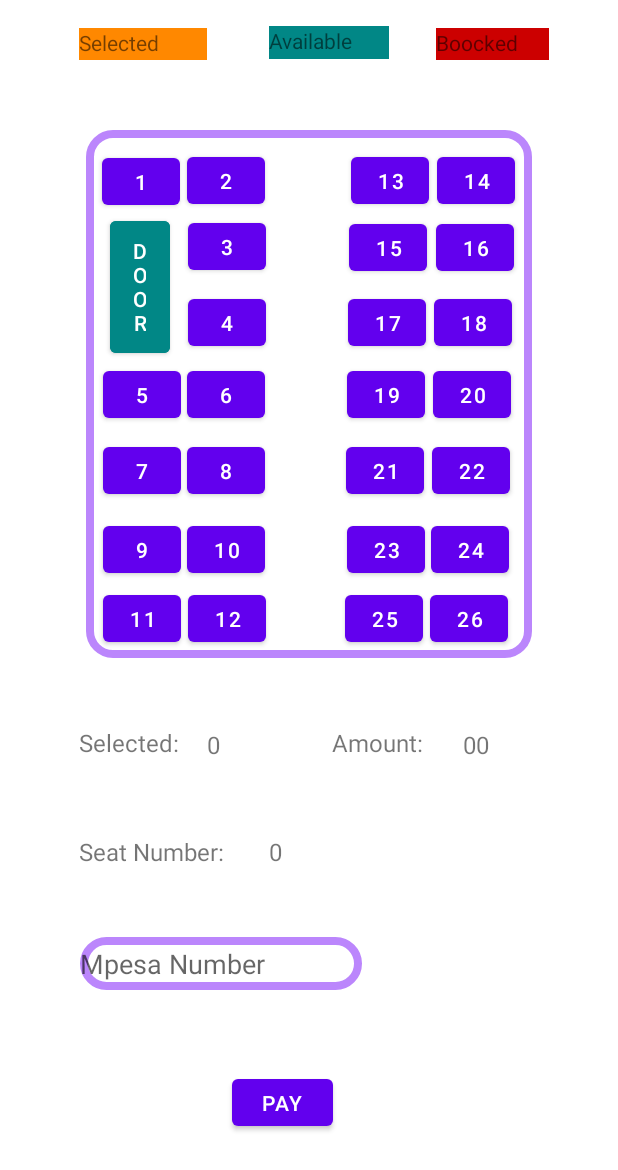
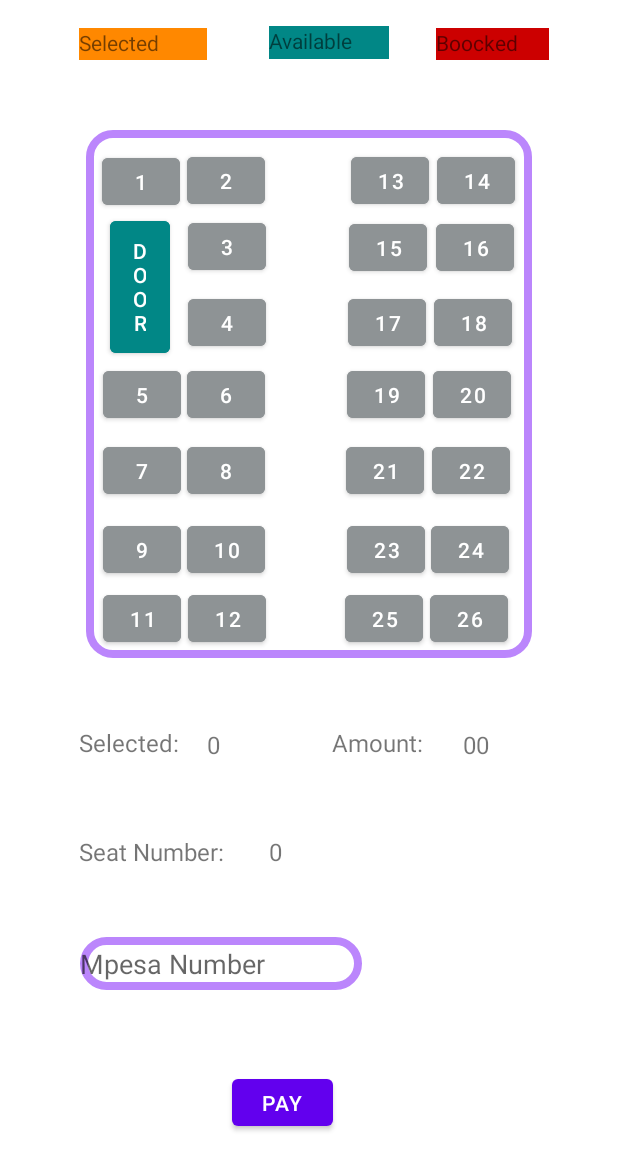
Before and after one commit to salimuhamisi/Trip-Booking-Application-Java, an Android app: the SeatActivity1 screen opened directly, with no data from a screen before it, on a phone screen of 412 x 824 dp. Shown: the top 1170 px of the screen. Run offline under Robolectric (Android 15) with nearby library versions, the phone set to English and light mode, and no system bars.

Commit message:
background

```diff
--- a/app/src/main/res/layout/activity_seat1.xml
+++ b/app/src/main/res/layout/activity_seat1.xml
@@ -13,7 +13,8 @@
 
     <androidx.constraintlayout.widget.ConstraintLayout
         android:layout_width="match_parent"
-        android:layout_height="match_parent">
+        android:layout_height="match_parent"
+        android:backgroundTint="#6C6969">
 
 
         <TextView
@@ -70,6 +71,7 @@
                 android:id="@+id/s4"
                 android:layout_width="52dp"
                 android:layout_height="43dp"
+                android:backgroundTint="#8E9395"
                 android:onClick="onChairClick"
                 android:text="4"
                 app:layout_constraintBottom_toBottomOf="parent"
@@ -77,7 +79,7 @@
                 app:layout_constraintHorizontal_bias="0.277"
                 app:layout_constraintStart_toStartOf="parent"
                 app:layout_constraintTop_toTopOf="parent"
-                app:layout_constraintVertical_bias="0.346"/>
+                app:layout_constraintVertical_bias="0.346" />
 
             <Button
                 android:id="@+id/door"
@@ -97,6 +99,7 @@
                 android:id="@+id/s5"
                 android:layout_width="52dp"
                 android:layout_height="43dp"
+                android:backgroundTint="#8E9395"
                 android:onClick="onChairClick"
                 android:text="5"
                 app:layout_constraintBottom_toBottomOf="parent"
@@ -110,6 +113,7 @@
                 android:id="@+id/s7"
                 android:layout_width="52dp"
                 android:layout_height="43dp"
+                android:backgroundTint="#8E9395"
                 android:onClick="onChairClick"
                 android:text="7"
                 app:layout_constraintBottom_toBottomOf="parent"
@@ -123,6 +127,7 @@
                 android:id="@+id/s9"
                 android:layout_width="52dp"
                 android:layout_height="43dp"
+                android:backgroundTint="#8E9395"
                 android:onClick="onChairClick"
                 android:text="9"
                 app:layout_constraintBottom_toBottomOf="parent"
@@ -136,6 +141,7 @@
                 android:id="@+id/s11"
                 android:layout_width="52dp"
                 android:layout_height="43dp"
+                android:backgroundTint="#8E9395"
                 android:onClick="onChairClick"
                 android:text="11"
                 app:layout_constraintBottom_toBottomOf="parent"
@@ -149,6 +155,7 @@
                 android:id="@+id/s2"
                 android:layout_width="52dp"
                 android:layout_height="43dp"
+                android:backgroundTint="#8E9395"
                 android:onClick="onChairClick"
                 android:text="2"
                 app:layout_constraintBottom_toBottomOf="parent"
@@ -162,6 +169,7 @@
                 android:id="@+id/s3"
                 android:layout_width="52dp"
                 android:layout_height="43dp"
+                android:backgroundTint="#8E9395"
                 android:onClick="onChairClick"
                 android:text="3"
                 app:layout_constraintBottom_toBottomOf="parent"
@@ -175,6 +183,7 @@
                 android:id="@+id/s1"
                 android:layout_width="52dp"
                 android:layout_height="43dp"
+                android:backgroundTint="#8E9395"
                 android:onClick="onChairClick"
                 android:text="1"
                 app:layout_constraintBottom_toBottomOf="parent"
@@ -188,6 +197,7 @@
                 android:id="@+id/s6"
                 android:layout_width="52dp"
                 android:layout_height="43dp"
+                android:backgroundTint="#8E9395"
                 android:onClick="onChairClick"
                 android:text="6"
                 app:layout_constraintBottom_toBottomOf="parent"
@@ -201,6 +211,7 @@
                 android:id="@+id/s8"
                 android:layout_width="52dp"
                 android:layout_height="43dp"
+                android:backgroundTint="#8E9395"
                 android:onClick="onChairClick"
                 android:text="8"
                 app:layout_constraintBottom_toBottomOf="parent"
@@ -214,6 +225,7 @@
                 android:id="@+id/s10"
                 android:layout_width="52dp"
                 android:layout_height="43dp"
+                android:backgroundTint="#8E9395"
                 android:onClick="onChairClick"
                 android:text="10"
                 app:layout_constraintBottom_toBottomOf="parent"
@@ -227,6 +239,7 @@
                 android:id="@+id/s12"
                 android:layout_width="52dp"
                 android:layout_height="43dp"
+                android:backgroundTint="#8E9395"
                 android:onClick="onChairClick"
                 android:text="12"
                 app:layout_constraintBottom_toBottomOf="parent"
@@ -241,6 +254,7 @@
                 android:id="@+id/s13"
                 android:layout_width="52dp"
                 android:layout_height="43dp"
+                android:backgroundTint="#8E9395"
                 android:onClick="onChairClick"
                 android:text="13"
                 app:layout_constraintBottom_toBottomOf="parent"
@@ -254,6 +268,7 @@
                 android:id="@+id/s15"
                 android:layout_width="52dp"
                 android:layout_height="43dp"
+                android:backgroundTint="#8E9395"
                 android:onClick="onChairClick"
                 android:text="15"
                 app:layout_constraintBottom_toBottomOf="parent"
@@ -267,6 +282,7 @@
                 android:id="@+id/s17"
                 android:layout_width="52dp"
                 android:layout_height="43dp"
+                android:backgroundTint="#8E9395"
                 android:onClick="onChairClick"
                 android:text="17"
                 app:layout_constraintBottom_toBottomOf="parent"
@@ -280,6 +296,7 @@
                 android:id="@+id/s19"
                 android:layout_width="52dp"
                 android:layout_height="43dp"
+                android:backgroundTint="#8E9395"
                 android:onClick="onChairClick"
                 android:text="19"
                 app:layout_constraintBottom_toBottomOf="parent"
@@ -293,6 +310,7 @@
                 android:id="@+id/s21"
                 android:layout_width="52dp"
                 android:layout_height="43dp"
+                android:backgroundTint="#8E9395"
                 android:onClick="onChairClick"
                 android:text="21"
                 app:layout_constraintBottom_toBottomOf="parent"
@@ -306,6 +324,7 @@
                 android:id="@+id/s23"
                 android:layout_width="52dp"
                 android:layout_height="43dp"
+                android:backgroundTint="#8E9395"
                 android:onClick="onChairClick"
                 android:text="23"
                 app:layout_constraintBottom_toBottomOf="parent"
@@ -319,6 +338,7 @@
                 android:id="@+id/s25"
                 android:layout_width="52dp"
                 android:layout_height="43dp"
+                android:backgroundTint="#8E9395"
                 android:onClick="onChairClick"
                 android:text="25"
                 app:layout_constraintBottom_toBottomOf="parent"
@@ -332,6 +352,7 @@
                 android:id="@+id/s14"
                 android:layout_width="52dp"
                 android:layout_height="43dp"
+                android:backgroundTint="#8E9395"
                 android:onClick="onChairClick"
                 android:text="14"
                 app:layout_constraintBottom_toBottomOf="parent"
@@ -345,6 +366,7 @@
                 android:id="@+id/s16"
                 android:layout_width="52dp"
                 android:layout_height="43dp"
+                android:backgroundTint="#8E9395"
                 android:onClick="onChairClick"
                 android:text="16"
                 app:layout_constraintBottom_toBottomOf="parent"
@@ -358,6 +380,7 @@
                 android:id="@+id/s18"
                 android:layout_width="52dp"
                 android:layout_height="43dp"
+                android:backgroundTint="#8E9395"
                 android:onClick="onChairClick"
                 android:text="18"
                 app:layout_constraintBottom_toBottomOf="parent"
@@ -371,6 +394,7 @@
                 android:id="@+id/s20"
                 android:layout_width="52dp"
                 android:layout_height="43dp"
+                android:backgroundTint="#8E9395"
                 android:onClick="onChairClick"
                 android:text="20"
                 app:layout_constraintBottom_toBottomOf="parent"
@@ -384,6 +408,7 @@
                 android:id="@+id/s22"
                 android:layout_width="52dp"
                 android:layout_height="43dp"
+                android:backgroundTint="#8E9395"
                 android:onClick="onChairClick"
                 android:text="22"
                 app:layout_constraintBottom_toBottomOf="parent"
@@ -397,6 +422,7 @@
                 android:id="@+id/s24"
                 android:layout_width="52dp"
                 android:layout_height="43dp"
+                android:backgroundTint="#8E9395"
                 android:onClick="onChairClick"
                 android:text="24"
                 app:layout_constraintBottom_toBottomOf="parent"
@@ -410,6 +436,7 @@
                 android:id="@+id/s26"
                 android:layout_width="52dp"
                 android:layout_height="43dp"
+                android:backgroundTint="#8E9395"
                 android:onClick="onChairClick"
                 android:text="26"
                 app:layout_constraintBottom_toBottomOf="parent"
```
Also changed, not shown: app/src/main/res/layout/activity_seat2.xml (+29 -2 lines), app/src/main/res/layout/activity_seat3.xml (+29 -2 lines).
